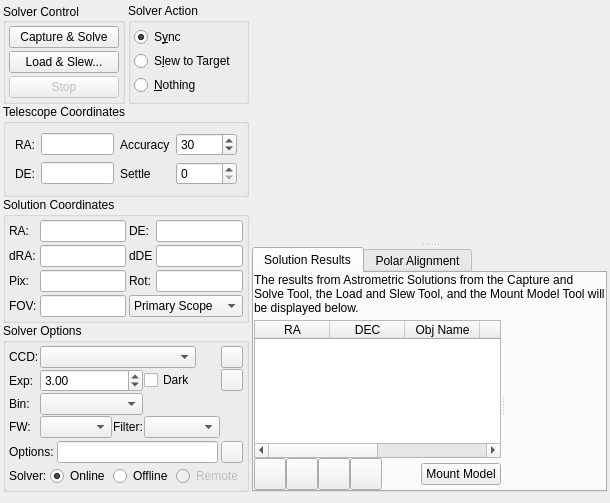
The window that kstars/ekos/align/align.ui (KDE/kstars) describes before a commit, drawn with Qt 5.
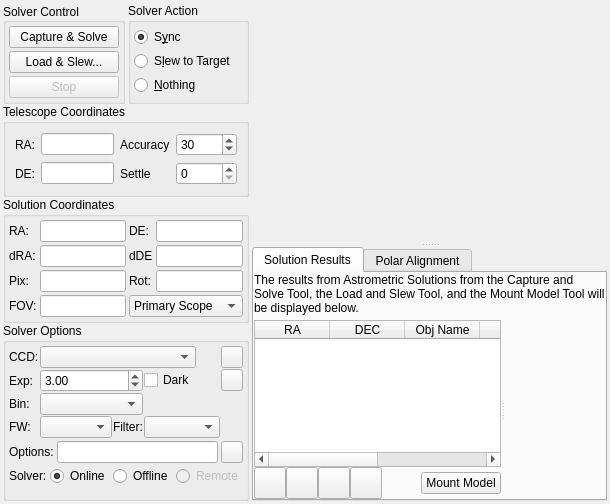
The same window after the commit. Custom widgets are drawn as their Qt base class.

Commit message: Make the Ekos modules fully expand except for regular GUI controls as suggested by Jim on INDI forums

What changed in the file:
```diff
--- a/kstars/ekos/align/align.ui
+++ b/kstars/ekos/align/align.ui
@@ -6,8 +6,8 @@
    <rect>
     <x>0</x>
     <y>0</y>
-    <width>607</width>
-    <height>503</height>
+    <width>580</width>
+    <height>504</height>
    </rect>
   </property>
   <layout class="QVBoxLayout" name="verticalLayout_19">
@@ -738,6 +738,22 @@
             </item>
            </layout>
           </item>
+          <item>
+           <spacer name="verticalSpacer">
+            <property name="orientation">
+             <enum>Qt::Vertical</enum>
+            </property>
+            <property name="sizeType">
+             <enum>QSizePolicy::MinimumExpanding</enum>
+            </property>
+            <property name="sizeHint" stdset="0">
+             <size>
+              <width>20</width>
+              <height>1</height>
+             </size>
+            </property>
+           </spacer>
+          </item>
          </layout>
         </widget>
        </item>
@@ -1836,19 +1852,6 @@
      </item>
     </layout>
    </item>
-   <item>
-    <spacer name="verticalSpacer">
-     <property name="orientation">
-      <enum>Qt::Vertical</enum>
-     </property>
-     <property name="sizeHint" stdset="0">
-      <size>
-       <width>20</width>
-       <height>40</height>
-      </size>
-     </property>
-    </spacer>
-   </item>
   </layout>
  </widget>
  <customwidgets>
```
The commit also changes 2 other files.
